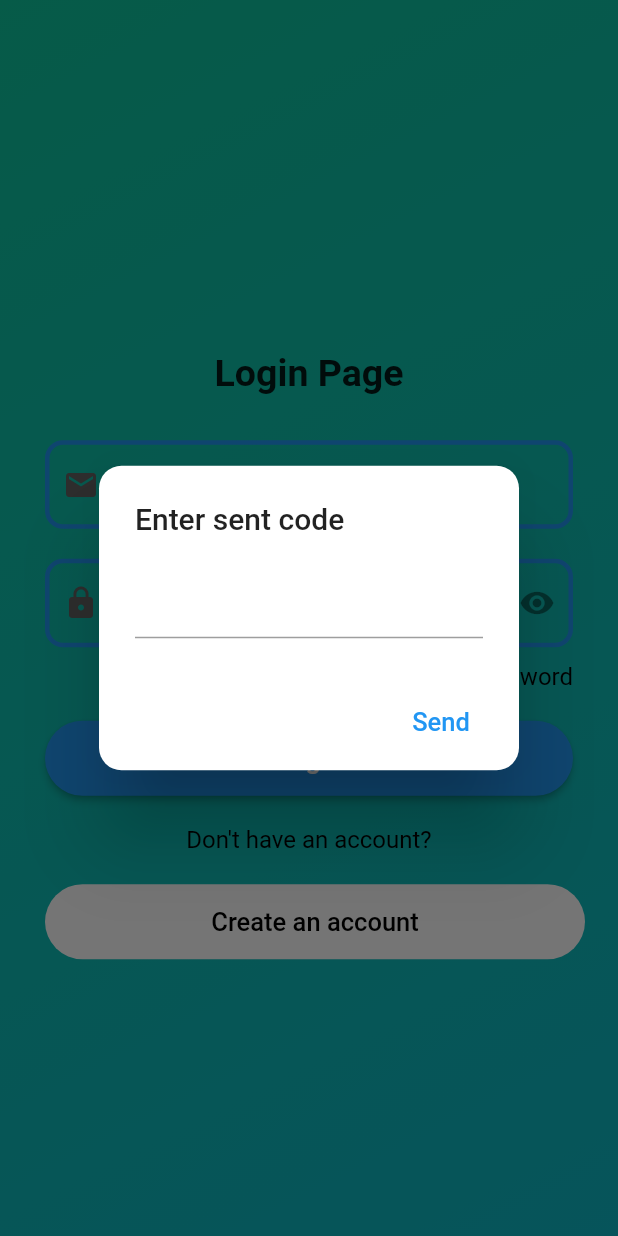
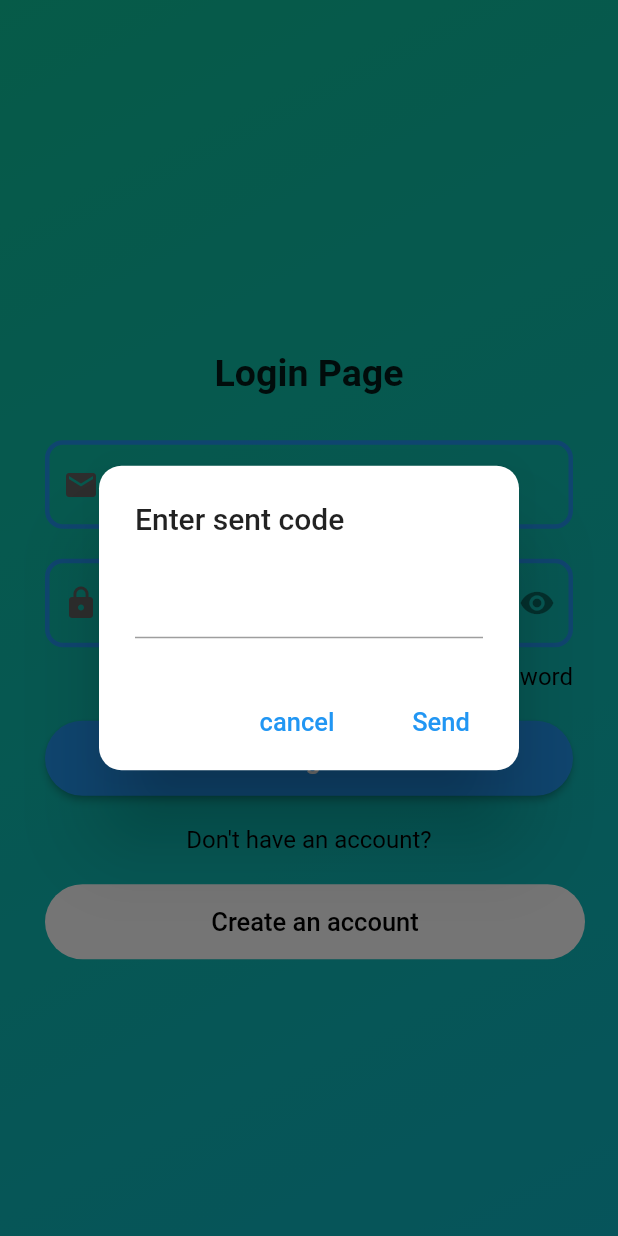
Before and after one commit to SamNyark/flutter_completeForm, a Flutter app: the screen it shows after launch, after a tap on "forget password", on a phone screen of 412 x 824 dp. Run offline on Flutter 3.47's test engine with Material 2 defaults, Android fonts, the phone set to English and light mode, and no system bars.

Commit message:
first_commit

```diff
--- a/lib/widgets/forgetPassword.dart
+++ b/lib/widgets/forgetPassword.dart
@@ -16,6 +16,14 @@ void popUpDialog(BuildContext context) {
           ),
           actions: [
             FlatButton(
+                onPressed: () {
+                  Navigator.of(context).pop();
+                },
+                child: Text(
+                  "cancel",
+                  style: TextStyle(color: Colors.blue, fontSize: 17),
+                )),
+            FlatButton(
                 onPressed: () {},
                 child: Text(
                   "Send",
```
